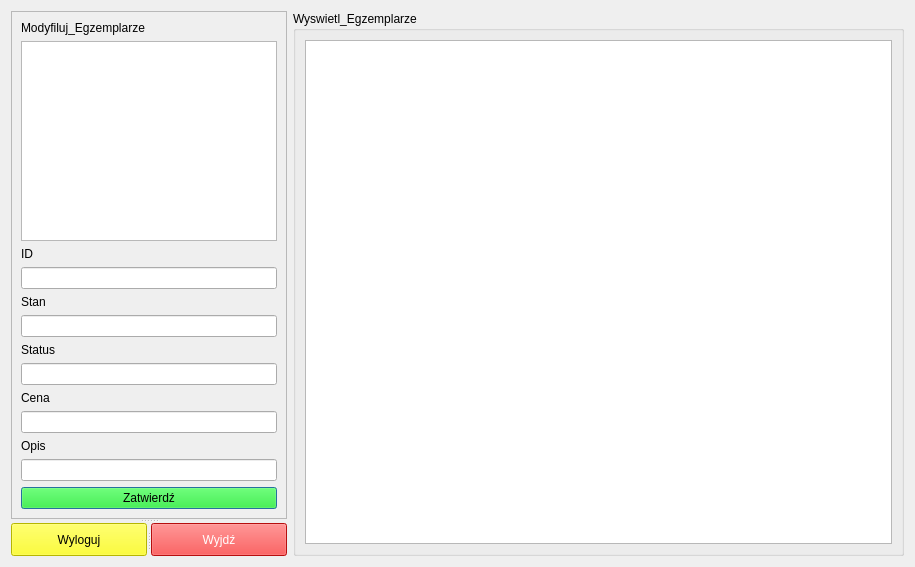
The window that ap_QT/interfejs_technika.ui (MedokinStudia/bazy_qt) describes before a commit, drawn with Qt 5.
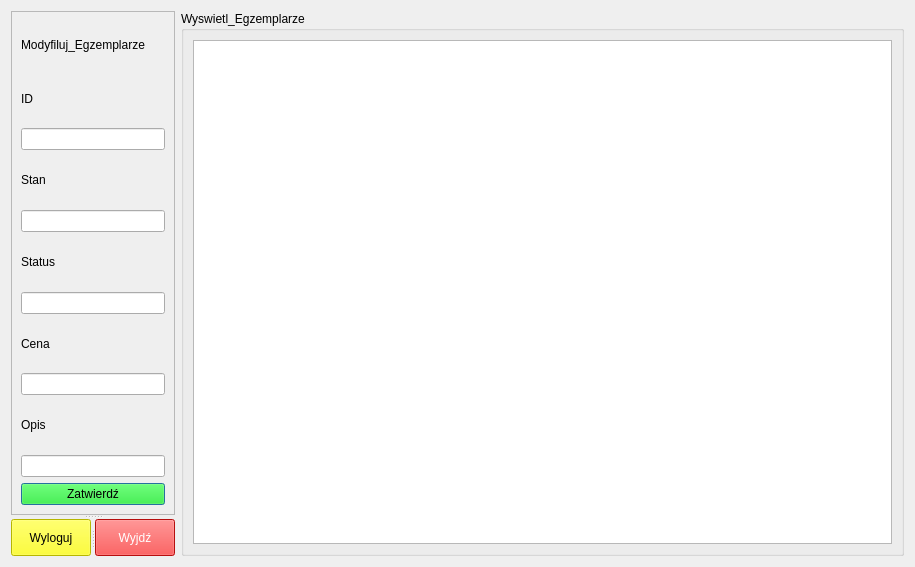
The same window after the commit.

```diff
--- a/ap_QT/interfejs_technika.ui
+++ b/ap_QT/interfejs_technika.ui
@@ -29,7 +29,7 @@
          <x>0</x>
          <y>0</y>
          <width>274</width>
-         <height>518</height>
+         <height>505</height>
         </rect>
        </property>
        <layout class="QVBoxLayout" name="verticalLayout">
@@ -40,13 +40,6 @@
           </property>
          </widget>
         </item>
-        <item>
-         <widget class="QPlainTextEdit" name="plainTextEdit">
-          <property name="plainText">
-           <string/>
-          </property>
-         </widget>
-        </item>
         <item>
          <widget class="QLabel" name="label_11">
           <property name="text">
@@ -164,7 +157,7 @@
      </property>
      <layout class="QHBoxLayout" name="horizontalLayout">
       <item>
-       <widget class="QTextEdit" name="textEdit"/>
+       <widget class="QListView" name="listView"/>
       </item>
      </layout>
     </widget>
```
Left out of the diff: 2 changed lines with no effect on the pictures.
